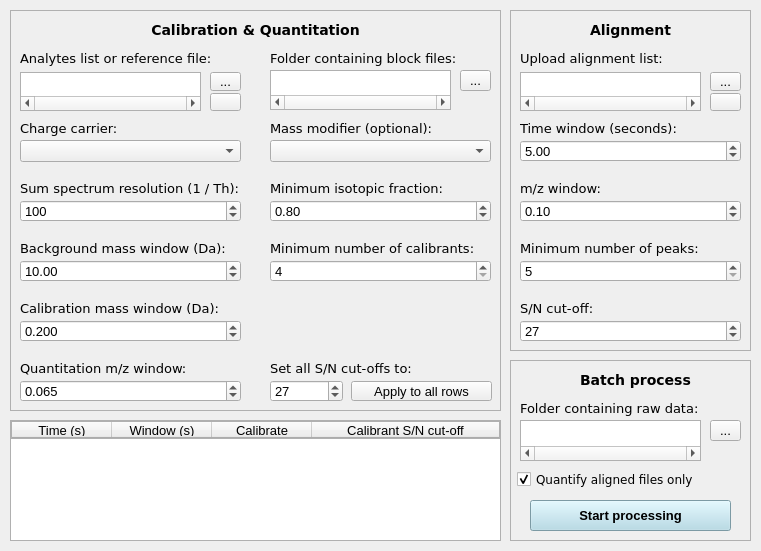
Above: sweet_suite/gui/qtdesigner_files/gui_ms.ui from stainawarijar/SweetSuite before the change. Below: the same form after it.
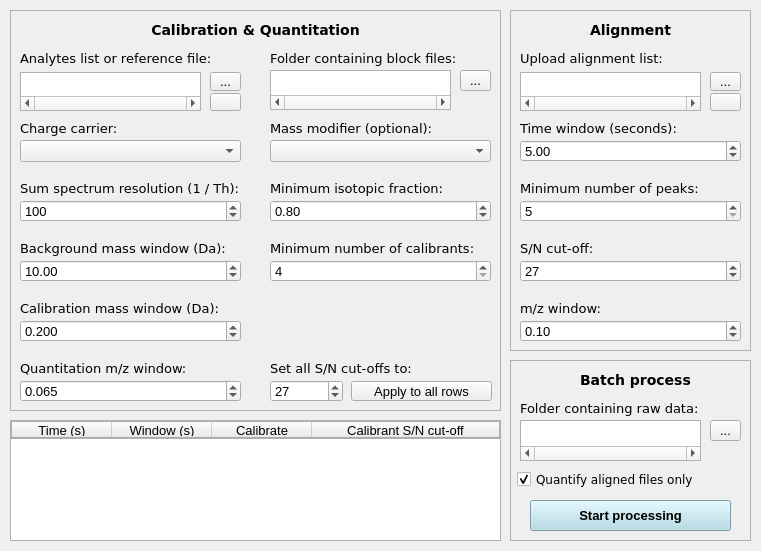
That is the form after the change.

```diff
--- a/sweet_suite/gui/qtdesigner_files/gui_ms.ui
+++ b/sweet_suite/gui/qtdesigner_files/gui_ms.ui
@@ -788,47 +788,11 @@
      <double>5.000000000000000</double>
     </property>
    </widget>
-   <widget class="QLabel" name="label_alignment_mz_window">
-    <property name="geometry">
-     <rect>
-      <x>10</x>
-      <y>170</y>
-      <width>201</width>
-      <height>16</height>
-     </rect>
-    </property>
-    <property name="font">
-     <font>
-      <family>DejaVu Sans</family>
-      <pointsize>10</pointsize>
-      <italic>false</italic>
-     </font>
-    </property>
-    <property name="text">
-     <string>m/z window:</string>
-    </property>
-   </widget>
-   <widget class="QDoubleSpinBox" name="alignment_mz_window">
-    <property name="geometry">
-     <rect>
-      <x>10</x>
-      <y>190</y>
-      <width>221</width>
-      <height>22</height>
-     </rect>
-    </property>
-    <property name="singleStep">
-     <double>0.050000000000000</double>
-    </property>
-    <property name="value">
-     <double>0.100000000000000</double>
-    </property>
-   </widget>
    <widget class="QSpinBox" name="alignment_min_peaks">
     <property name="geometry">
      <rect>
       <x>10</x>
-      <y>250</y>
+      <y>190</y>
       <width>221</width>
       <height>22</height>
      </rect>
@@ -844,7 +808,7 @@
     <property name="geometry">
      <rect>
       <x>10</x>
-      <y>290</y>
+      <y>230</y>
       <width>201</width>
       <height>16</height>
      </rect>
@@ -864,7 +828,7 @@
     <property name="geometry">
      <rect>
       <x>10</x>
-      <y>230</y>
+      <y>170</y>
       <width>211</width>
       <height>16</height>
      </rect>
@@ -884,7 +848,7 @@
     <property name="geometry">
      <rect>
       <x>10</x>
-      <y>310</y>
+      <y>250</y>
       <width>221</width>
       <height>22</height>
      </rect>
@@ -912,6 +876,42 @@
      <string/>
     </property>
    </widget>
+   <widget class="QLabel" name="label_alignment_mz_window">
+    <property name="geometry">
+     <rect>
+      <x>10</x>
+      <y>290</y>
+      <width>201</width>
+      <height>16</height>
+     </rect>
+    </property>
+    <property name="font">
+     <font>
+      <family>DejaVu Sans</family>
+      <pointsize>10</pointsize>
+      <italic>false</italic>
+     </font>
+    </property>
+    <property name="text">
+     <string>m/z window:</string>
+    </property>
+   </widget>
+   <widget class="QDoubleSpinBox" name="alignment_mz_window">
+    <property name="geometry">
+     <rect>
+      <x>10</x>
+      <y>310</y>
+      <width>221</width>
+      <height>22</height>
+     </rect>
+    </property>
+    <property name="singleStep">
+     <double>0.050000000000000</double>
+    </property>
+    <property name="value">
+     <double>0.100000000000000</double>
+    </property>
+   </widget>
   </widget>
   <widget class="QFrame" name="frame_batch_process">
    <property name="geometry">
```
